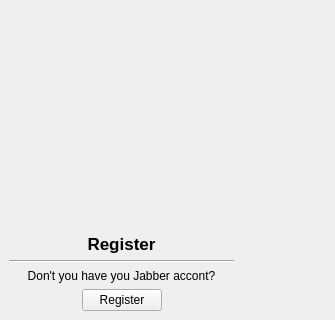
Before: the Qt Designer form widgets/mainWindow.ui in xmpp-graveyard/jabbim, drawn with Qt 5; both pictures show x 0 to 335 and y 426 to 746 of the 335 by 746 pixel window.
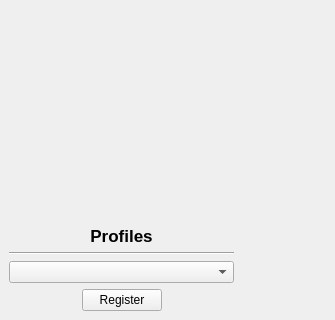
After: the same form once the commit is applied. Icons and pictures are not drawn.

Diff of the .ui file:
```diff
--- a/widgets/mainWindow.ui
+++ b/widgets/mainWindow.ui
@@ -91,19 +91,6 @@
            </item>
           </layout>
          </item>
-         <item row="9" column="0" >
-          <widget class="QLabel" name="label_2" >
-           <property name="text" >
-            <string>Don't you have you Jabber accont?</string>
-           </property>
-           <property name="alignment" >
-            <set>Qt::AlignCenter</set>
-           </property>
-           <property name="wordWrap" >
-            <bool>true</bool>
-           </property>
-          </widget>
-         </item>
          <item row="2" column="0" >
           <layout class="QHBoxLayout" >
            <property name="margin" >
@@ -345,7 +332,7 @@
             <string>&lt;html>&lt;head>&lt;meta name="qrichtext" content="1" />&lt;style type="text/css">
 p, li { white-space: pre-wrap; }
 &lt;/style>&lt;/head>&lt;body style=" font-family:'DejaVu Sans'; font-size:9pt; font-weight:400; font-style:normal; text-decoration:none;">
-&lt;p style=" margin-top:0px; margin-bottom:0px; margin-left:0px; margin-right:0px; -qt-block-indent:0; text-indent:0px; font-family:'Sans Serif';">&lt;span style=" font-size:13pt; font-weight:600;">Register&lt;/span>&lt;/p>&lt;/body>&lt;/html></string>
+&lt;p style=" margin-top:0px; margin-bottom:0px; margin-left:0px; margin-right:0px; -qt-block-indent:0; text-indent:0px; font-family:'Sans Serif';">&lt;span style=" font-size:13pt; font-weight:600;">Profiles&lt;/span>&lt;/p>&lt;/body>&lt;/html></string>
            </property>
            <property name="alignment" >
             <set>Qt::AlignCenter</set>
@@ -365,6 +352,9 @@
            </property>
           </spacer>
          </item>
+         <item row="9" column="0" >
+          <widget class="QComboBox" name="profilesList" />
+         </item>
         </layout>
        </widget>
        <widget class="QWidget" name="roster" >
```
